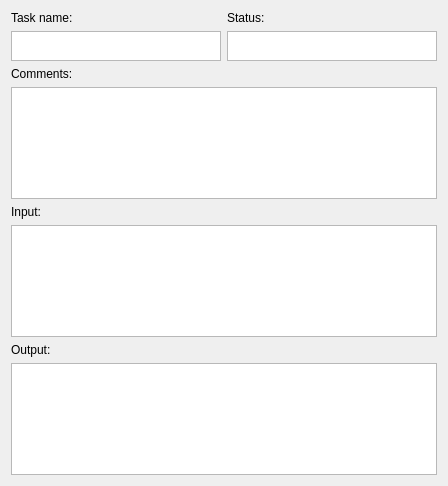
First picture: the form in LDMP/gui/DlgJobsDetails.ui, repository ConservationInternational/trends.earth, before the edit.
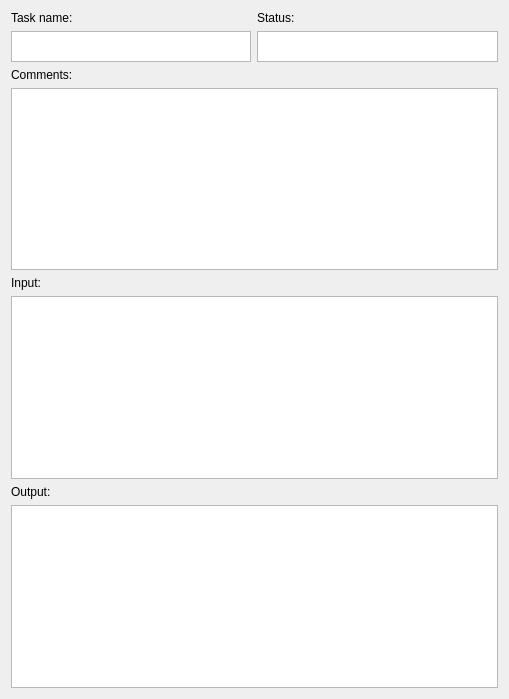
Second picture: the form after the edit.

```diff
--- a/LDMP/gui/DlgJobsDetails.ui
+++ b/LDMP/gui/DlgJobsDetails.ui
@@ -9,8 +9,8 @@
    <rect>
     <x>0</x>
     <y>0</y>
-    <width>448</width>
-    <height>486</height>
+    <width>509</width>
+    <height>699</height>
    </rect>
   </property>
   <property name="windowTitle">
@@ -95,7 +95,7 @@
    <item row="1" column="0">
     <widget class="QTextBrowser" name="task_name">
      <property name="sizePolicy">
-      <sizepolicy hsizetype="Preferred" vsizetype="Preferred">
+      <sizepolicy hsizetype="Preferred" vsizetype="Minimum">
        <horstretch>0</horstretch>
        <verstretch>0</verstretch>
       </sizepolicy>
@@ -120,7 +120,7 @@
    <item row="1" column="1">
     <widget class="QTextBrowser" name="task_status">
      <property name="sizePolicy">
-      <sizepolicy hsizetype="Preferred" vsizetype="Preferred">
+      <sizepolicy hsizetype="Preferred" vsizetype="Minimum">
        <horstretch>0</horstretch>
        <verstretch>0</verstretch>
       </sizepolicy>
```
